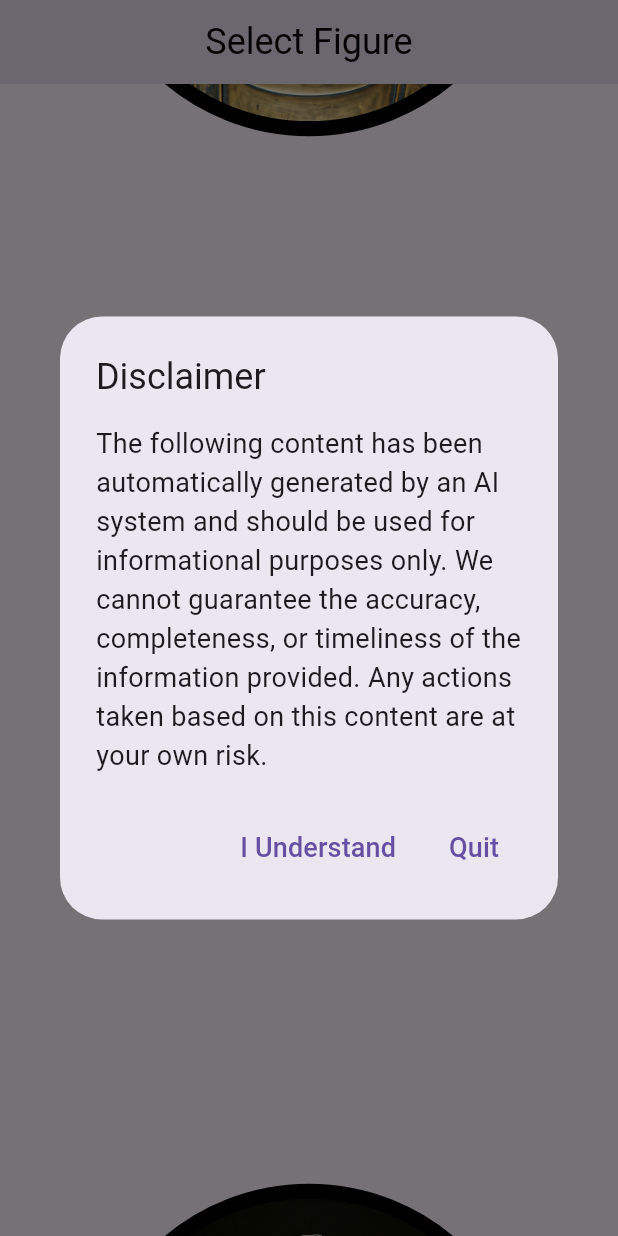
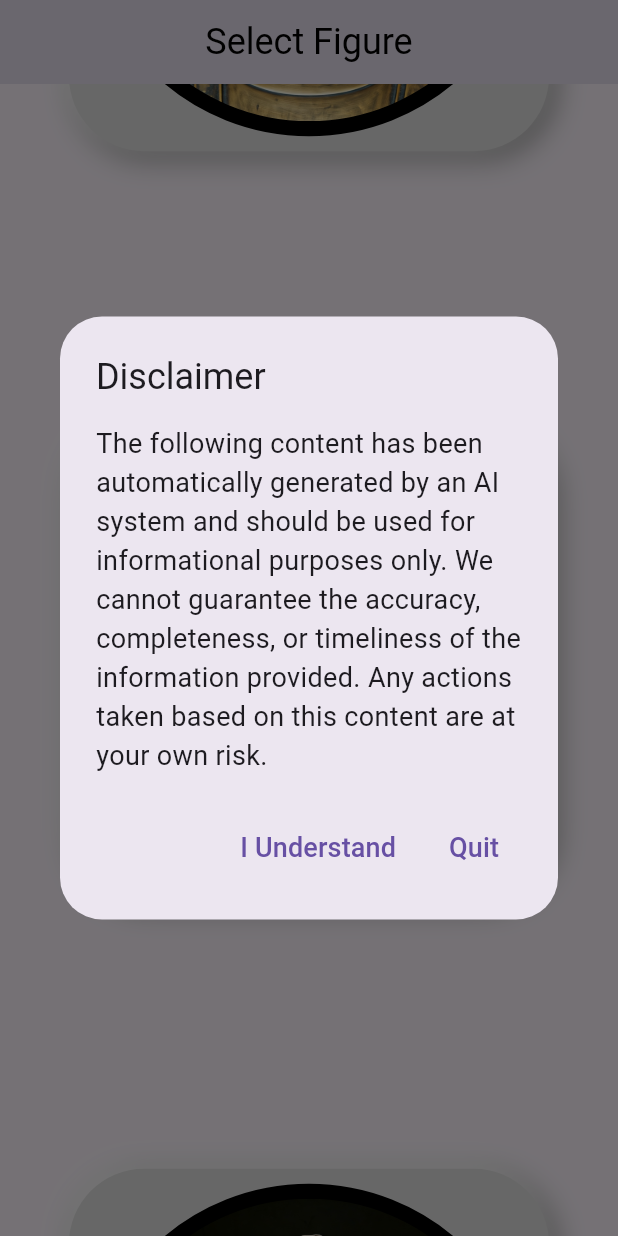
Before and after one commit to Nishchay1/openai-chatbot, a Flutter app: the screen it shows after launch, swiped to page 2, on a phone screen of 412 x 824 dp. Run offline on Flutter 3.47's test engine with Material 3 defaults, Android fonts, the phone set to English and light mode, and no system bars.

Commit message:
Add better card design with shadow effect.

```diff
--- a/lib/shared/figure_select_card.dart
+++ b/lib/shared/figure_select_card.dart
@@ -16,6 +16,25 @@ class _FigureSelectCardState extends State<FigureSelectCard> {
   Widget build(BuildContext context) {
     return Container(
       decoration: BoxDecoration(
+        color: Colors.grey[300],
+        borderRadius: BorderRadius.all(Radius.circular(50)),
+        boxShadow: [
+          BoxShadow(
+            color: Colors.grey,
+            offset: Offset(4.0, 4.0),
+            blurRadius: 15.0,
+            spreadRadius: 1.0
+          ),
+          BoxShadow(
+            color: Colors.white,
+            offset: Offset(-4.0, -4.0),
+            blurRadius: 15.0,
+            spreadRadius: 1.0
+          ),
+        ]
+      ),
+      child: Container(
+        decoration: BoxDecoration(
           color: Colors.black,
             shape: BoxShape.circle,
             border: Border.all(
@@ -28,6 +47,7 @@ class _FigureSelectCardState extends State<FigureSelectCard> {
         child: Hero(
             tag: widget.heroTag,
             child: ClipOval(child: Image.asset(widget.imagePath))),
+      ),
     );
   }
 }
```
Lines whose indentation alone changed are shown as unchanged.
